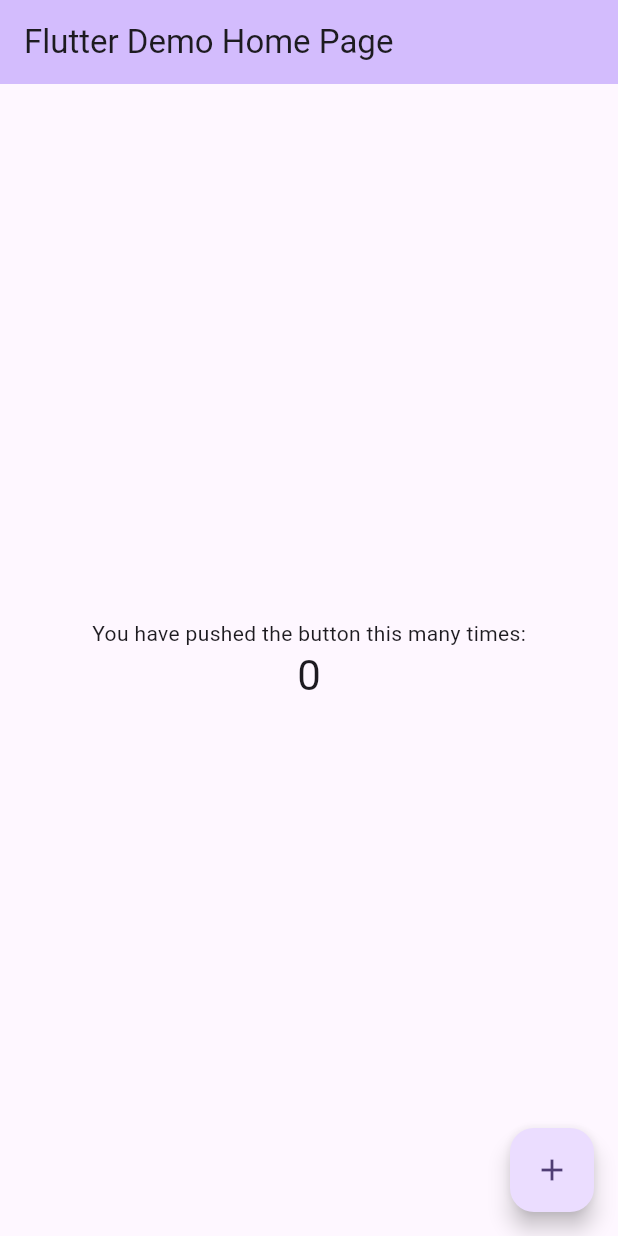
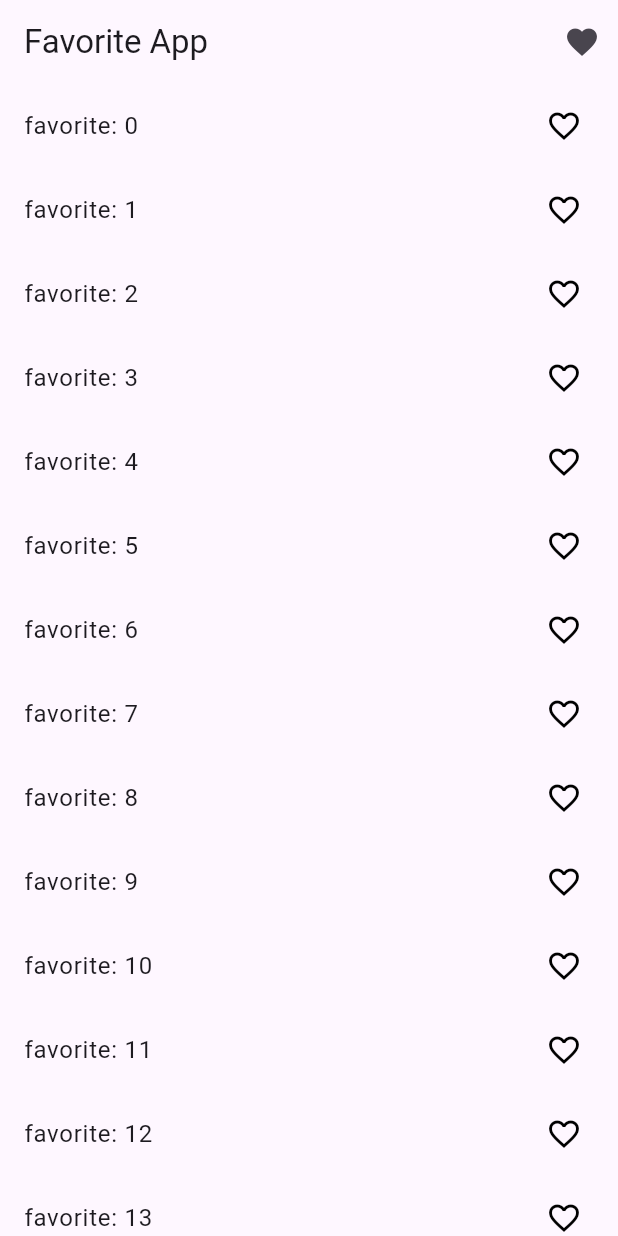
Before and after one commit to KhizarJamshaidIqbal/provider_understanding, a Flutter app: the screen it shows after launch, on a phone screen of 412 x 824 dp. Run offline on Flutter 3.47's test engine with Material 3 defaults, Android fonts, the light colour scheme and no system bars.

Commit message:
favorite screen with provider

```diff
--- /dev/null
+++ b/lib/controller/counterprovidercontroller.dart
@@ -0,0 +1,11 @@
+import 'package:flutter/material.dart';
+
+class CounterProviderController extends ChangeNotifier {
+  int _counter = 0;
+  int get counter => _counter;
+
+  void setCounterProvider() {
+    _counter++;
+    notifyListeners();
+  }
+}
--- /dev/null
+++ b/lib/controller/favoritcontroller.dart
@@ -0,0 +1,17 @@
+import 'package:flutter/material.dart';
+
+class FavoritProvider extends ChangeNotifier {
+  final List<int> _selectedIteam = [];
+  final currentindex = -1;
+
+  List<int> get selectedIteam => _selectedIteam;
+
+  void setAddFavorite(int value) {
+    if (_selectedIteam.contains(value)) {
+    _selectedIteam.remove(value);
+  } else {
+    _selectedIteam.add(value);
+  }
+    notifyListeners();
+  }
+}
--- a/lib/main.dart
+++ b/lib/main.dart
@@ -1,4 +1,9 @@
 import 'package:flutter/material.dart';
+import 'package:provider/provider.dart';
+import 'package:provider_understanding/controller/counterprovidercontroller.dart';
+import 'package:provider_understanding/controller/favoritcontroller.dart';
+
+import 'screens/FavoriteScreen/FavoriteScreen.dart';
 
 void main() {
   runApp(const MyApp());
@@ -10,116 +15,23 @@
   // This widget is the root of your application.
   @override
   Widget build(BuildContext context) {
-    return MaterialApp(
-      title: 'Flutter Demo',
-      theme: ThemeData(
-        // This is the theme of your application.
-        //
-        // TRY THIS: Try running your application with "flutter run". You'll see
-        // the application has a purple toolbar. Then, without quitting the app,
-        // try changing the seedColor in the colorScheme below to Colors.green
-        // and then invoke "hot reload" (save your changes or press the "hot
-        // reload" button in a Flutter-supported IDE, or press "r" if you used
-        // the command line to start the app).
-        //
-        // Notice that the counter didn't reset back to zero; the application
-        // state is not lost during the reload. To reset the state, use hot
-        // restart instead.
-        //
-        // This works for code too, not just values: Most code changes can be
-        // tested with just a hot reload.
-        colorScheme: ColorScheme.fromSeed(seedColor: Colors.deepPurple),
-        useMaterial3: true,
+    return MultiProvider(
+      providers: [
+        ChangeNotifierProvider(
+          create: (_) => CounterProviderController(),
+        ),
+        ChangeNotifierProvider(
+          create: (_) => FavoritProvider(),
+        )
+      ],
+      child: MaterialApp(
+        title: 'Provider_Deep_UnderStanding',
+        theme: ThemeData(
+          colorScheme: ColorScheme.fromSeed(seedColor: Colors.deepPurple),
+          useMaterial3: true,
+        ),
+        home: const FavoriteScreen(),
       ),
-      home: const MyHomePage(title: 'Flutter Demo Home Page'),
     );
   }
 }
-
-class MyHomePage extends StatefulWidget {
-  const MyHomePage({super.key, required this.title});
-
-  // This widget is the home page of your application. It is stateful, meaning
-  // that it has a State object (defined below) that contains fields that affect
-  // how it looks.
-
-  // This class is the configuration for the state. It holds the values (in this
-  // case the title) provided by the parent (in this case the App widget) and
-  // used by the build method of the State. Fields in a Widget subclass are
-  // always marked "final".
-
-  final String title;
-
-  @override
-  State<MyHomePage> createState() => _MyHomePageState();
-}
-
-class _MyHomePageState extends State<MyHomePage> {
-  int _counter = 0;
-
-  void _incrementCounter() {
-    setState(() {
-      // This call to setState tells the Flutter framework that something has
-      // changed in this State, which causes it to rerun the build method below
-      // so that the display can reflect the updated values. If we changed
-      // _counter without calling setState(), then the build method would not be
-      // called again, and so nothing would appear to happen.
-      _counter++;
-    });
-  }
-
-  @override
-  Widget build(BuildContext context) {
-    // This method is rerun every time setState is called, for instance as done
-    // by the _incrementCounter method above.
-    //
-    // The Flutter framework has been optimized to make rerunning build methods
-    // fast, so that you can just rebuild anything that needs updating rather
-    // than having to individually change instances of widgets.
-    return Scaffold(
-      appBar: AppBar(
-        // TRY THIS: Try changing the color here to a specific color (to
-        // Colors.amber, perhaps?) and trigger a hot reload to see the AppBar
-        // change color while the other colors stay the same.
-        backgroundColor: Theme.of(context).colorScheme.inversePrimary,
-        // Here we take the value from the MyHomePage object that was created by
-        // the App.build method, and use it to set our appbar title.
-        title: Text(widget.title),
-      ),
-      body: Center(
-        // Center is a layout widget. It takes a single child and positions it
-        // in the middle of the parent.
-        child: Column(
-          // Column is also a layout widget. It takes a list of children and
-          // arranges them vertically. By default, it sizes itself to fit its
-          // children horizontally, and tries to be as tall as its parent.
-          //
-          // Column has various properties to control how it sizes itself and
-          // how it positions its children. Here we use mainAxisAlignment to
-          // center the children vertically; the main axis here is the vertical
-          // axis because Columns are vertical (the cross axis would be
-          // horizontal).
-          //
-          // TRY THIS: Invoke "debug painting" (choose the "Toggle Debug Paint"
-          // action in the IDE, or press "p" in the console), to see the
-          // wireframe for each widget.
-          mainAxisAlignment: MainAxisAlignment.center,
-          children: <Widget>[
-            const Text(
-              'You have pushed the button this many times:',
-            ),
-            Text(
-              '$_counter',
-              style: Theme.of(context).textTheme.headlineMedium,
-            ),
-          ],
-        ),
-      ),
-      floatingActionButton: FloatingActionButton(
-        onPressed: _incrementCounter,
-        tooltip: 'Increment',
-        child: const Icon(Icons.add),
-      ), // This trailing comma makes auto-formatting nicer for build methods.
-    );
-  }
-}
--- /dev/null
+++ b/lib/screens/favoritescreen/favoritescreen.dart
@@ -0,0 +1,68 @@
+// ignore_for_file: file_names
+
+import 'package:flutter/material.dart';
+import 'package:provider/provider.dart';
+import 'package:provider_understanding/screens/favoritescreen/favoritlistscreen.dart';
+
+import '../../controller/favoritcontroller.dart';
+
+class FavoriteScreen extends StatefulWidget {
+  const FavoriteScreen({super.key});
+  @override
+  State<StatefulWidget> createState() {
+    return _FavoriteScreenState();
+  }
+}
+
+class _FavoriteScreenState extends State<FavoriteScreen> {
+  List<int> favorite = [];
+
+  @override
+  Widget build(BuildContext context) {
+    final favoirtes = Provider.of<FavoritProvider>(context, listen: false);
+    // ignore: avoid_print
+    print('build: ${favoirtes.selectedIteam.length}');
+    return Scaffold(
+        appBar: AppBar(
+          title: const Text('Favorite App'),
+          actions: [
+            IconButton(
+              icon: const Icon(Icons.favorite),
+              onPressed: () {
+                Navigator.push(
+                    context,
+                    MaterialPageRoute(
+                      builder: (context) => FavoritListScreen(
+                        selectedfavoritlist: favoirtes.selectedIteam,
+                      ),
+                    ));
+              },
+            )
+          ],
+        ),
+        body: ListView.builder(
+          itemBuilder: (context, index) {
+            return Consumer<FavoritProvider>(
+              builder: (context, value, child) {
+                // print('second build: ${favoirtes.selectedIteam.length}');
+                return ListTile(
+                  onTap: () {
+                    value.setAddFavorite(index);
+                  },
+                  title: Text('favorite: $index'),
+                  trailing: value.selectedIteam.contains(index)
+                      ? const Icon(
+                          Icons.favorite,
+                          color: Colors.red,
+                        )
+                      : const Icon(
+                          Icons.favorite_border_outlined,
+                          color: Colors.black,
+                        ),
+                );
+              },
+            );
+          },
+        ));
+  }
+}
--- a/pubspec.yaml
+++ b/pubspec.yaml
@@ -35,6 +35,7 @@ dependencies:
   # The following adds the Cupertino Icons font to your application.
   # Use with the CupertinoIcons class for iOS style icons.
   cupertino_icons: ^1.0.6
+  provider: ^6.1.2
 
 dev_dependencies:
   flutter_test:
```
Also changed, not shown: lib/screens/counterscreen/counter.dart (added, +32 -0 lines), lib/screens/counterscreen/counterproviderscreen.dart (added, +52 -0 lines), lib/screens/favoritescreen/favoritlistscreen.dart (added, +36 -0 lines), pubspec.lock.
